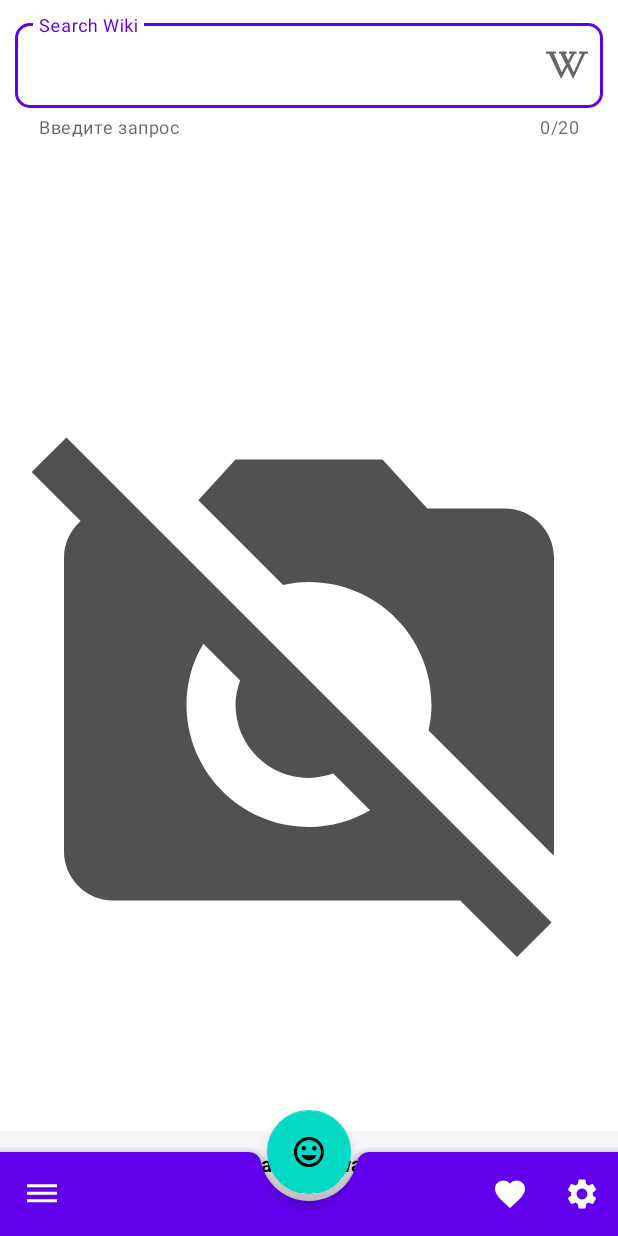
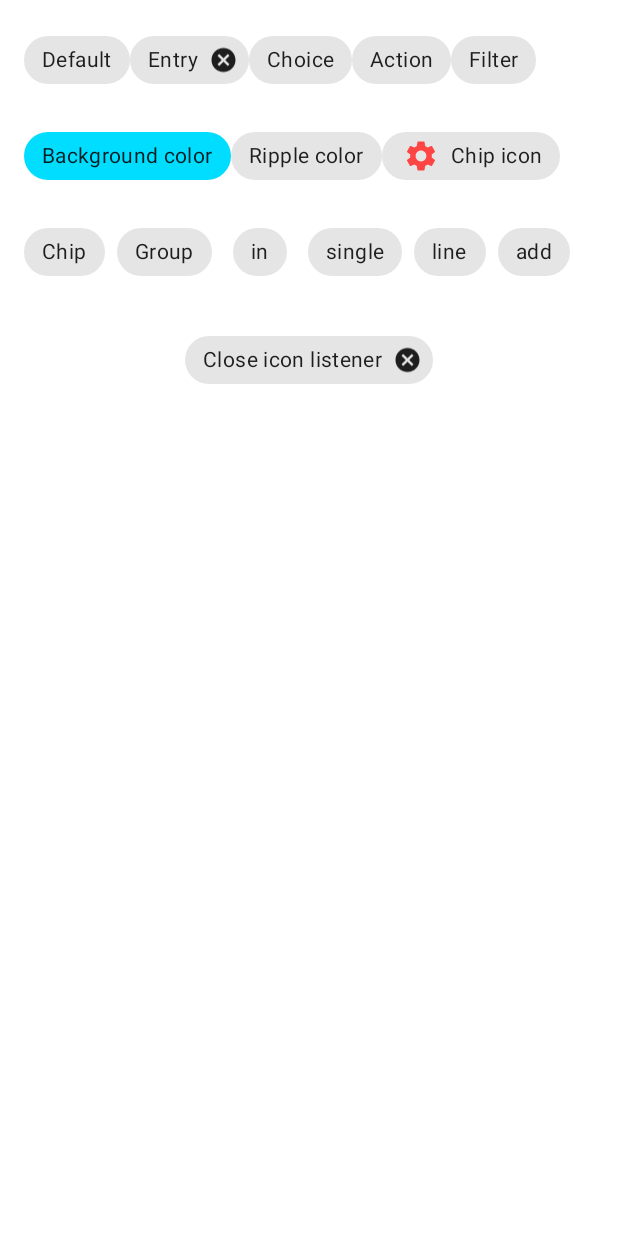
Before and after one commit to Artushock/MaterialDesignProject, an Android app: the screen it shows after launch (MainActivity), after a tap on "Settings", on a phone screen of 412 x 824 dp. Run offline under Robolectric (Android 15) with nearby library versions, the phone set to English and light mode, and no system bars; pictures from the network do not load.

Commit message:
Added search menu and chips fragment

```diff
--- a/app/build.gradle
+++ b/app/build.gradle
@@ -49,6 +49,7 @@ dependencies {
     implementation 'androidx.core:core-ktx:1.6.0'
     implementation 'com.google.android.material:material:1.4.0'
     implementation 'androidx.constraintlayout:constraintlayout:2.1.1'
+    implementation 'androidx.legacy:legacy-support-v4:1.0.0'
     testImplementation 'junit:junit:4.13.2'
     androidTestImplementation 'androidx.test.ext:junit:1.1.3'
     androidTestImplementation 'androidx.test.espresso:espresso-core:3.4.0'
--- /dev/null
+++ b/app/src/main/java/com/artushock/materialdesignproject/ui/main/view/fragments/ChipsFragment.kt
@@ -0,0 +1,47 @@
+package com.artushock.materialdesignproject.ui.main.view.fragments
+
+import android.os.Bundle
+import android.view.LayoutInflater
+import android.view.View
+import android.view.ViewGroup
+import android.widget.Toast
+import androidx.fragment.app.Fragment
+import com.artushock.materialdesignproject.databinding.FragmentChipsBinding
+import com.google.android.material.chip.Chip
+
+class ChipsFragment : Fragment() {
+
+    private var _binding: FragmentChipsBinding? = null
+    private val binding get() = _binding!!
+
+    override fun onCreateView(
+        inflater: LayoutInflater, container: ViewGroup?,
+        savedInstanceState: Bundle?
+    ): View {
+        _binding = FragmentChipsBinding.inflate(inflater, container, false)
+        return binding.root
+    }
+
+    override fun onViewCreated(view: View, savedInstanceState: Bundle?) {
+        super.onViewCreated(view, savedInstanceState)
+        setChipsGroupListener()
+
+        binding.chipClose.setOnCloseIconClickListener{
+            Toast.makeText(context, "Close is Clicked", Toast.LENGTH_SHORT).show()
+        }
+    }
+
+    private fun setChipsGroupListener() {
+        binding.chipGroup.setOnCheckedChangeListener { group, position ->
+            group.findViewById<Chip>(position)?.let {
+                Toast.makeText(context, "Chosen: ${it.text}", Toast.LENGTH_SHORT).show()
+            }
+        }
+    }
+
+    override fun onDestroy() {
+        super.onDestroy()
+        _binding = null
+    }
+
+}
--- a/app/src/main/java/com/artushock/materialdesignproject/ui/main/view/fragments/MainFragment.kt
+++ b/app/src/main/java/com/artushock/materialdesignproject/ui/main/view/fragments/MainFragment.kt
@@ -7,6 +7,7 @@ import android.util.Log
 import android.view.*
 import android.widget.Toast
 import androidx.constraintlayout.widget.ConstraintLayout
+import androidx.core.content.ContextCompat
 import androidx.fragment.app.Fragment
 import androidx.lifecycle.ViewModelProvider
 import coil.load
@@ -15,6 +16,7 @@ import com.artushock.materialdesignproject.data.model.PictureOfTheDayData
 import com.artushock.materialdesignproject.databinding.MainFragmentBinding
 import com.artushock.materialdesignproject.ui.main.view.activities.MainActivity
 import com.artushock.materialdesignproject.ui.main.viewmodel.MainViewModel
+import com.google.android.material.bottomappbar.BottomAppBar
 import com.google.android.material.bottomsheet.BottomSheetBehavior
 
 class MainFragment : Fragment() {
@@ -25,6 +27,8 @@ class MainFragment : Fragment() {
     private val binding get() = _binding!!
 
     companion object {
+        private var isMain = true
+
         fun newInstance() = MainFragment()
     }
 
@@ -64,7 +68,8 @@ class MainFragment : Fragment() {
                 Toast.makeText(context, "Favorite", Toast.LENGTH_SHORT).show()
             }
             R.id.app_bar_settings -> {
-                Toast.makeText(context, "Settings", Toast.LENGTH_SHORT).show()
+                activity?.supportFragmentManager?.beginTransaction()
+                    ?.replace(R.id.container, ChipsFragment())?.addToBackStack(null)?.commit()
             }
             android.R.id.home -> {
                 activity?.let {
@@ -79,6 +84,38 @@ class MainFragment : Fragment() {
         val context = activity as MainActivity
         context.setSupportActionBar(binding.bottomAppBar)
         setHasOptionsMenu(true)
+
+        with(binding) {
+            fab.setOnClickListener {
+                if (isMain) {
+                    isMain = false
+                    bottomAppBar.navigationIcon = null
+                    bottomAppBar.fabAlignmentMode = BottomAppBar.FAB_ALIGNMENT_MODE_END
+                    fab.setImageDrawable(
+                        ContextCompat.getDrawable(
+                            context,
+                            R.drawable.ic_baseline_arrow_back_24
+                        )
+                    )
+                    bottomAppBar.replaceMenu(R.menu.menu_bottom_bar)
+                } else {
+                    isMain = true
+                    bottomAppBar.navigationIcon =
+                        ContextCompat.getDrawable(
+                            context,
+                            R.drawable.ic_outline_insert_emoticon_24
+                        )
+                    bottomAppBar.fabAlignmentMode = BottomAppBar.FAB_ALIGNMENT_MODE_CENTER
+                    fab.setImageDrawable(
+                        ContextCompat.getDrawable(
+                            context,
+                            R.drawable.ic_baseline_arrow_forward_24
+                        )
+                    )
+                    bottomAppBar.replaceMenu(R.menu.menu_bottom_app_bar)
+                }
+            }
+        }
     }
 
     private fun initTextInputLayout() {
--- /dev/null
+++ b/app/src/main/res/drawable/ic_baseline_arrow_back_24.xml
@@ -0,0 +1,5 @@
+<vector android:autoMirrored="true" android:height="24dp"
+    android:tint="#FFFFFF" android:viewportHeight="24"
+    android:viewportWidth="24" android:width="24dp" xmlns:android="http://schemas.android.com/apk/res/android">
+    <path android:fillColor="@android:color/white" android:pathData="M20,11H7.83l5.59,-5.59L12,4l-8,8 8,8 1.41,-1.41L7.83,13H20v-2z"/>
+</vector>
--- /dev/null
+++ b/app/src/main/res/drawable/ic_baseline_arrow_forward_24.xml
@@ -0,0 +1,5 @@
+<vector android:autoMirrored="true" android:height="24dp"
+    android:tint="#FFFFFF" android:viewportHeight="24"
+    android:viewportWidth="24" android:width="24dp" xmlns:android="http://schemas.android.com/apk/res/android">
+    <path android:fillColor="@android:color/white" android:pathData="M12,4l-1.41,1.41L16.17,11H4v2h12.17l-5.58,5.59L12,20l8,-8z"/>
+</vector>
--- /dev/null
+++ b/app/src/main/res/drawable/ic_baseline_search_24.xml
@@ -0,0 +1,5 @@
+<vector android:height="24dp" android:tint="#FFFFFF"
+    android:viewportHeight="24" android:viewportWidth="24"
+    android:width="24dp" xmlns:android="http://schemas.android.com/apk/res/android">
+    <path android:fillColor="@android:color/white" android:pathData="M15.5,14h-0.79l-0.28,-0.27C15.41,12.59 16,11.11 16,9.5 16,5.91 13.09,3 9.5,3S3,5.91 3,9.5 5.91,16 9.5,16c1.61,0 3.09,-0.59 4.23,-1.57l0.27,0.28v0.79l5,4.99L20.49,19l-4.99,-5zM9.5,14C7.01,14 5,11.99 5,9.5S7.01,5 9.5,5 14,7.01 14,9.5 11.99,14 9.5,14z"/>
+</vector>
--- /dev/null
+++ b/app/src/main/res/layout/fragment_chips.xml
@@ -0,0 +1,155 @@
+<?xml version="1.0" encoding="utf-8"?>
+<LinearLayout xmlns:android="http://schemas.android.com/apk/res/android"
+    xmlns:app="http://schemas.android.com/apk/res-auto"
+    xmlns:tools="http://schemas.android.com/tools"
+    android:layout_width="match_parent"
+    android:layout_height="wrap_content"
+    android:orientation="vertical"
+    android:padding="16dp"
+    tools:context=".ui.main.view.fragments.ChipsFragment">
+
+    <LinearLayout
+        android:layout_width="match_parent"
+        android:layout_height="wrap_content"
+        android:orientation="horizontal">
+
+        <com.google.android.material.chip.Chip
+            android:layout_width="wrap_content"
+            android:layout_height="wrap_content"
+            android:text="@string/_default" />
+
+        <com.google.android.material.chip.Chip
+            style="@style/Widget.MaterialComponents.Chip.Entry"
+            android:layout_width="wrap_content"
+            android:layout_height="wrap_content"
+            android:text="@string/_entry" />
+
+        <com.google.android.material.chip.Chip
+            style="@style/Widget.MaterialComponents.Chip.Choice"
+            android:layout_width="wrap_content"
+            android:layout_height="wrap_content"
+            android:text="@string/_choice" />
+
+        <com.google.android.material.chip.Chip
+            style="@style/Widget.MaterialComponents.Chip.Action"
+            android:layout_width="wrap_content"
+            android:layout_height="wrap_content"
+            android:text="@string/_action" />
+
+        <com.google.android.material.chip.Chip
+            style="@style/Widget.MaterialComponents.Chip.Filter"
+            android:layout_width="wrap_content"
+            android:layout_height="wrap_content"
+            android:text="@string/_filter" />
+
+    </LinearLayout>
+
+    <LinearLayout
+        android:layout_width="match_parent"
+        android:layout_height="wrap_content"
+        android:layout_marginTop="16dp"
+        android:orientation="horizontal">
+
+        <com.google.android.material.chip.Chip
+            android:layout_width="wrap_content"
+            android:layout_height="wrap_content"
+            android:text="@string/_background_color"
+            app:chipBackgroundColor="@android:color/holo_blue_bright" />
+
+        <com.google.android.material.chip.Chip
+            style="@style/Widget.MaterialComponents.Chip.Choice"
+            android:layout_width="wrap_content"
+            android:layout_height="wrap_content"
+            android:text="@string/_ripple_color"
+            app:rippleColor="@android:color/holo_orange_dark" />
+
+        <com.google.android.material.chip.Chip
+            android:layout_width="wrap_content"
+            android:layout_height="wrap_content"
+            android:text="@string/_chip_icon"
+            app:chipIcon="@drawable/ic_baseline_settings_24"
+            app:chipIconTint="@android:color/holo_red_light"
+            app:iconStartPadding="10dp" />
+
+    </LinearLayout>
+
+    <HorizontalScrollView
+        android:layout_width="match_parent"
+        android:layout_height="wrap_content"
+        android:scrollbars="none">
+
+        <com.google.android.material.chip.ChipGroup
+            android:id="@+id/chip_group"
+            android:layout_width="wrap_content"
+            android:layout_height="wrap_content"
+            android:layout_marginTop="16dp"
+            app:singleSelection="true">
+
+            <com.google.android.material.chip.Chip
+                style="@style/Widget.MaterialComponents.Chip.Choice"
+                android:layout_width="wrap_content"
+                android:layout_height="wrap_content"
+                android:text="@string/_chip" />
+
+            <com.google.android.material.chip.Chip
+                style="@style/Widget.MaterialComponents.Chip.Choice"
+                android:layout_width="wrap_content"
+                android:layout_height="wrap_content"
+                android:text="@string/_group" />
+
+            <com.google.android.material.chip.Chip
+                style="@style/Widget.MaterialComponents.Chip.Choice"
+                android:layout_width="wrap_content"
+                android:layout_height="wrap_content"
+                android:text="@string/_in" />
+
+            <com.google.android.material.chip.Chip
+                style="@style/Widget.MaterialComponents.Chip.Choice"
+                android:layout_width="wrap_content"
+                android:layout_height="wrap_content"
+                android:text="@string/_single" />
+
+            <com.google.android.material.chip.Chip
+                style="@style/Widget.MaterialComponents.Chip.Choice"
+                android:layout_width="wrap_content"
+                android:layout_height="wrap_content"
+                android:text="@string/_line" />
+
+            <com.google.android.material.chip.Chip
+                style="@style/Widget.MaterialComponents.Chip.Choice"
+                android:layout_width="wrap_content"
+                android:layout_height="wrap_content"
+                android:text="@string/_add" />
+
+            <com.google.android.material.chip.Chip
+                style="@style/Widget.MaterialComponents.Chip.Choice"
+                android:layout_width="wrap_content"
+                android:layout_height="wrap_content"
+                android:text="@string/_a" />
+
+            <com.google.android.material.chip.Chip
+                style="@style/Widget.MaterialComponents.Chip.Choice"
+                android:layout_width="wrap_content"
+                android:layout_height="wrap_content"
+                android:text="@string/_horizontal" />
+
+            <com.google.android.material.chip.Chip
+                style="@style/Widget.MaterialComponents.Chip.Choice"
+                android:layout_width="wrap_content"
+                android:layout_height="wrap_content"
+                android:text="@string/_scroll" />
+
+        </com.google.android.material.chip.ChipGroup>
+
+    </HorizontalScrollView>
+
+    <com.google.android.material.chip.Chip
+        android:id="@+id/chip_close"
+        style="@style/Widget.MaterialComponents.Chip.Entry"
+        android:layout_width="wrap_content"
+        android:layout_height="wrap_content"
+        android:layout_gravity="center"
+        android:layout_marginTop="24dp"
+        android:text="@string/_close_icon_listener" />
+
+</LinearLayout>
--- /dev/null
+++ b/app/src/main/res/menu/menu_bottom_bar.xml
@@ -0,0 +1,10 @@
+<?xml version="1.0" encoding="utf-8"?>
+<menu xmlns:android="http://schemas.android.com/apk/res/android"
+    xmlns:app="http://schemas.android.com/apk/res-auto">
+    <item
+        android:id="@+id/app_bar_search"
+        android:title="@string/search"
+        android:icon="@drawable/ic_baseline_search_24"
+        app:showAsAction="ifRoom"/>
+
+</menu>
--- a/app/src/main/res/values/strings.xml
+++ b/app/src/main/res/values/strings.xml
@@ -7,4 +7,25 @@
     <string name="settings">Settings</string>
     <string name="_1">На экран 1</string>
     <string name="_2">На экран 2</string>
+    <string name="search">Search</string>
+    <!-- TODO: Remove or change this placeholder text -->
+    <string name="hello_blank_fragment">Hello blank fragment</string>
+    <string name="_default">Default</string>
+    <string name="_entry">Entry</string>
+    <string name="_choice">Choice</string>
+    <string name="_action">Action</string>
+    <string name="_filter">Filter</string>
+    <string name="_background_color">Background color</string>
+    <string name="_ripple_color">Ripple color</string>
+    <string name="_chip_icon">Chip icon</string>
+    <string name="_chip">Chip</string>
+    <string name="_group">Group</string>
+    <string name="_close_icon_listener">Close icon listener</string>
+    <string name="_scroll">scroll</string>
+    <string name="_horizontal">horizontal</string>
+    <string name="_a">a</string>
+    <string name="_add">add</string>
+    <string name="_line">line</string>
+    <string name="_single">single</string>
+    <string name="_in">in</string>
 </resources>
```
